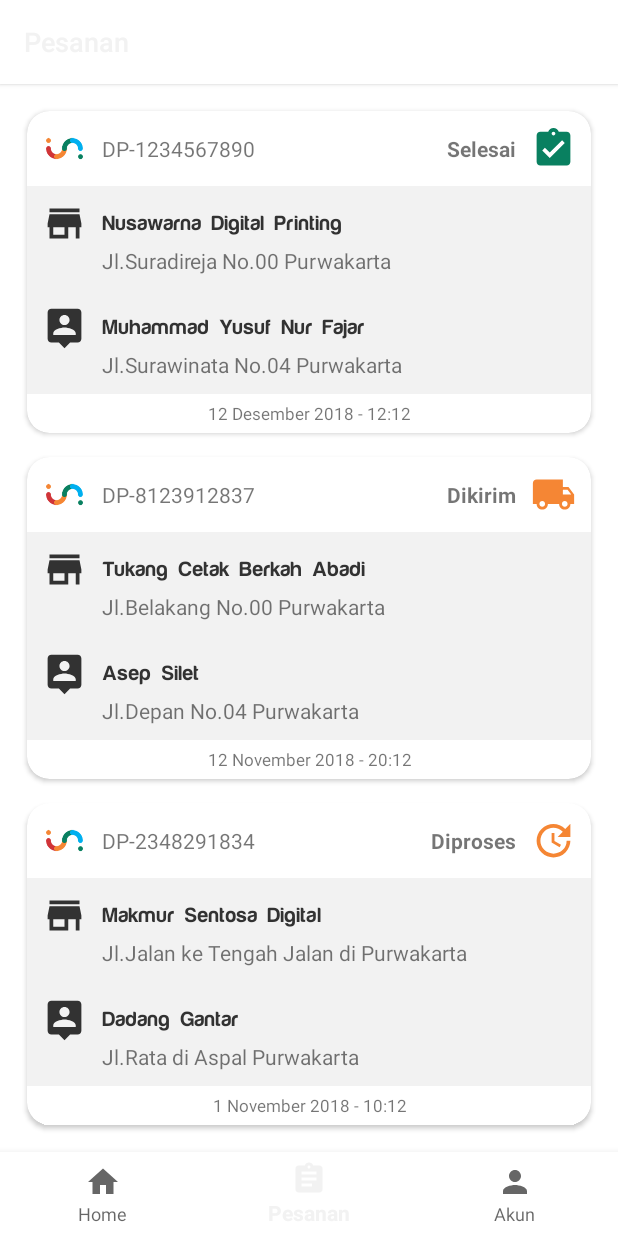
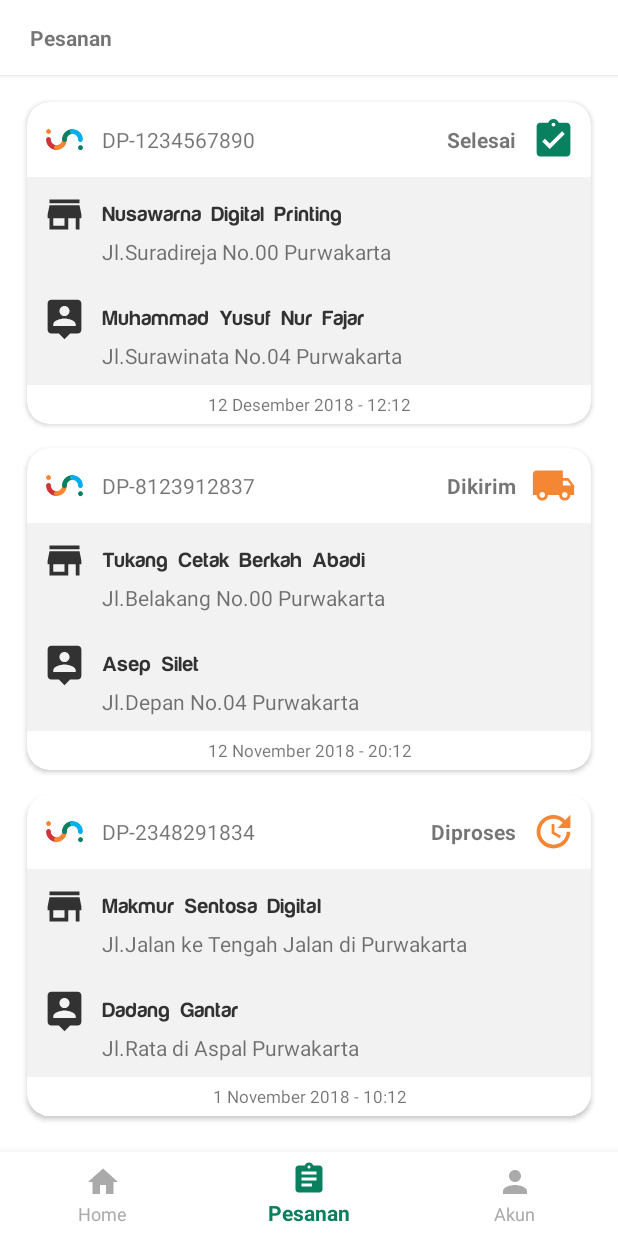
Before and after one commit to jar00t/Inharmonia, an Android app: the screen it shows after launch (MainActivity), item 2 of the bottom bar chosen, on a phone screen of 412 x 824 dp. Run offline under Robolectric (Android 15) with nearby library versions, the phone set to English and light mode, and no system bars.

Commit message:
first commit

```diff
--- a/app/src/main/java/id/inharmonia/app/Account/AccountFragment.java
+++ b/app/src/main/java/id/inharmonia/app/Account/AccountFragment.java
@@ -41,6 +41,7 @@ public class AccountFragment extends Fragment {
         mUserFullName.setTypeface(harabara_mais_font);
 
         mRecyclerView = view.findViewById(R.id.rv_menu_link_list);
+        mRecyclerView.setFocusable(false);
         GridLayoutManager mGridLayoutManager = new GridLayoutManager(getActivity(), 1);
         mRecyclerView.setLayoutManager(mGridLayoutManager);
 
--- a/app/src/main/java/id/inharmonia/app/Home/HomeFragment.java
+++ b/app/src/main/java/id/inharmonia/app/Home/HomeFragment.java
@@ -62,9 +62,9 @@ public class HomeFragment extends Fragment {
         mMenuList.add(mMenuItem);
         mMenuItem = new MainMenu("Undangan", R.drawable.in_thumb_invitation_square);
         mMenuList.add(mMenuItem);
-        mMenuItem = new MainMenu("Spanduk", R.drawable.in_blank_square);
+        mMenuItem = new MainMenu("Spanduk", R.drawable.in_thumb_spanduk_square);
         mMenuList.add(mMenuItem);
-        mMenuItem = new MainMenu("X-Banner", R.drawable.in_blank_square);
+        mMenuItem = new MainMenu("Stand Banner", R.drawable.in_thumb_stand_banner_square);
         mMenuList.add(mMenuItem);
         mMenuItem = new MainMenu("Kartu Nama", R.drawable.in_blank_square);
         mMenuList.add(mMenuItem);
--- a/app/src/main/java/id/inharmonia/app/Order/OrderFragment.java
+++ b/app/src/main/java/id/inharmonia/app/Order/OrderFragment.java
@@ -3,10 +3,8 @@ package id.inharmonia.app.Order;
 import android.os.Bundle;
 import android.support.annotation.NonNull;
 import android.support.v4.app.Fragment;
-import android.support.v7.app.AppCompatActivity;
 import android.support.v7.widget.GridLayoutManager;
 import android.support.v7.widget.RecyclerView;
-import android.support.v7.widget.Toolbar;
 import android.view.LayoutInflater;
 import android.view.View;
 import android.view.ViewGroup;
@@ -35,6 +33,7 @@ public class OrderFragment extends Fragment {
         View view = inflater.inflate(R.layout.fragment_order, container, false);
 
         mRecyclerView = view.findViewById(R.id.rv_order_list);
+        mRecyclerView.setFocusable(false);
         GridLayoutManager mGridLayoutManager = new GridLayoutManager(getActivity(), 1);
         mRecyclerView.setLayoutManager(mGridLayoutManager);
 
@@ -79,10 +78,6 @@ public class OrderFragment extends Fragment {
         OrderListAdapter mOrderListAdapter = new OrderListAdapter(getActivity(), mOrderList);
         mRecyclerView.setAdapter(mOrderListAdapter);
 
-        Toolbar toolbar = view.findViewById(R.id.toolbar);
-        ((AppCompatActivity)getActivity()).setSupportActionBar(toolbar);
-        getActivity().setTitle(R.string.title_order);
-
         return view;
     }
 
--- a/app/src/main/java/id/inharmonia/app/Order/OrderTypeActivity.java
+++ b/app/src/main/java/id/inharmonia/app/Order/OrderTypeActivity.java
@@ -68,6 +68,7 @@ public class OrderTypeActivity extends AppCompatActivity {
         });
 
         mRecyclerView = findViewById(R.id.rv_type_list);
+        mRecyclerView.setFocusable(false);
         GridLayoutManager mGridLayoutManager = new GridLayoutManager(this, 3);
         mRecyclerView.setLayoutManager(mGridLayoutManager);
 
@@ -81,9 +82,9 @@ public class OrderTypeActivity extends AppCompatActivity {
         mTypeList.add(mTypeItem);
         mTypeItem = new TypeList("Undangan", R.drawable.in_thumb_invitation_square);
         mTypeList.add(mTypeItem);
-        mTypeItem = new TypeList("Spanduk", R.drawable.in_blank_square);
+        mTypeItem = new TypeList("Spanduk", R.drawable.in_thumb_spanduk_square);
         mTypeList.add(mTypeItem);
-        mTypeItem = new TypeList("X-Banner", R.drawable.in_blank_square);
+        mTypeItem = new TypeList("Stand Banner", R.drawable.in_thumb_stand_banner_square);
         mTypeList.add(mTypeItem);
         mTypeItem = new TypeList("Kartu Nama", R.drawable.in_blank_square);
         mTypeList.add(mTypeItem);
--- a/app/src/main/java/id/inharmonia/app/Order/TypeListAdapter.java
+++ b/app/src/main/java/id/inharmonia/app/Order/TypeListAdapter.java
@@ -2,6 +2,7 @@ package id.inharmonia.app.Order;
 
 import android.content.Context;
 import android.content.Intent;
+import android.graphics.Typeface;
 import android.support.annotation.NonNull;
 import android.support.v7.widget.CardView;
 import android.support.v7.widget.RecyclerView;
@@ -56,6 +57,9 @@ public class TypeListAdapter extends RecyclerView.Adapter<TypeListAdapter.TypeVi
             mTitle = itemView.findViewById(R.id.tvTitle);
             mIcon = itemView.findViewById(R.id.ivIcon);
 
+            Typeface harabara_mais_font = Typeface.createFromAsset(itemView.getContext().getApplicationContext().getAssets(),  "fonts/harabara-mais.ttf");
+            mTitle.setTypeface(harabara_mais_font);
+
             mTypeItem = itemView.findViewById(R.id.cvMenuItem);
             mTypeItem.setOnClickListener(new View.OnClickListener() {
                 @Override
--- a/app/src/main/java/id/inharmonia/app/Search/ImageTextSubListAdapter.java
+++ b/app/src/main/java/id/inharmonia/app/Search/ImageTextSubListAdapter.java
@@ -1,6 +1,7 @@
 package id.inharmonia.app.Search;
 
 import android.content.Context;
+import android.graphics.Typeface;
 import android.support.annotation.NonNull;
 import android.support.annotation.Nullable;
 import android.view.LayoutInflater;
@@ -44,6 +45,9 @@ public class ImageTextSubListAdapter extends ArrayAdapter<ImageTextSubList> {
         Title.setText(cList.getTitle());
         SubTitle.setText(cList.getSubTitle());
 
+        Typeface harabara_mais_font = Typeface.createFromAsset(listItem.getContext().getApplicationContext().getAssets(),  "fonts/harabara-mais.ttf");
+        Title.setTypeface(harabara_mais_font);
+
         return listItem;
     }
 }
--- /dev/null
+++ b/app/src/main/res/color/bnv_tab_item_foreground.xml
@@ -0,0 +1,5 @@
+<?xml version="1.0" encoding="utf-8"?>
+<selector xmlns:android="http://schemas.android.com/apk/res/android">
+    <item android:state_checked="true" android:color="@color/colorPrimaryDark" />
+    <item android:color="@android:color/darker_gray"  />
+</selector>
--- a/app/src/main/res/layout/activity_main.xml
+++ b/app/src/main/res/layout/activity_main.xml
@@ -15,6 +15,8 @@
         android:layout_marginStart="0dp"
         android:layout_marginEnd="0dp"
         android:background="@color/colorWhite"
+        app:itemIconTint="@color/bnv_tab_item_foreground"
+        app:itemTextColor="@color/bnv_tab_item_foreground"
         app:layout_constraintBottom_toBottomOf="parent"
         app:layout_constraintLeft_toLeftOf="parent"
         app:layout_constraintRight_toRightOf="parent"
--- a/app/src/main/res/layout/activity_order_type.xml
+++ b/app/src/main/res/layout/activity_order_type.xml
@@ -48,9 +48,10 @@
                         android:layout_height="30dp"
                         android:gravity="center_vertical"
                         android:inputType="text"
+                        android:hint="@string/search_hint"
+                        android:textColorHint="@color/colorGrey"
                         android:background="@color/colorWhite"
-                        android:layout_marginStart="10dp"
-                        android:hint="@string/cari_sesuatu"/>
+                        android:layout_marginStart="10dp" />
 
                 </LinearLayout>
 
@@ -70,6 +71,7 @@
         <ScrollView
             android:layout_width="match_parent"
             android:layout_height="match_parent"
+            android:scrollbars="none"
             android:padding="20dp">
 
             <android.support.v7.widget.RecyclerView
--- a/app/src/main/res/layout/activity_search_designer.xml
+++ b/app/src/main/res/layout/activity_search_designer.xml
@@ -48,9 +48,10 @@
                         android:layout_height="30dp"
                         android:gravity="center_vertical"
                         android:inputType="text"
+                        android:hint="@string/search_hint"
+                        android:textColorHint="@color/colorGrey"
                         android:background="@color/colorWhite"
-                        android:layout_marginStart="10dp"
-                        android:hint="@string/cari_sesuatu"/>
+                        android:layout_marginStart="10dp" />
 
                 </LinearLayout>
 
--- a/app/src/main/res/layout/activity_search_keyword.xml
+++ b/app/src/main/res/layout/activity_search_keyword.xml
@@ -47,9 +47,10 @@
                         android:layout_height="30dp"
                         android:gravity="center_vertical"
                         android:inputType="text"
+                        android:hint="@string/search_hint"
+                        android:textColorHint="@color/colorGrey"
                         android:background="@color/colorWhite"
-                        android:layout_marginStart="10dp"
-                        android:hint="@string/cari_sesuatu"/>
+                        android:layout_marginStart="10dp" />
 
                 </LinearLayout>
 
--- a/app/src/main/res/layout/activity_search_store.xml
+++ b/app/src/main/res/layout/activity_search_store.xml
@@ -48,9 +48,10 @@
                         android:layout_height="30dp"
                         android:gravity="center_vertical"
                         android:inputType="text"
+                        android:hint="@string/search_hint"
+                        android:textColorHint="@color/colorGrey"
                         android:background="@color/colorWhite"
-                        android:layout_marginStart="10dp"
-                        android:hint="@string/cari_sesuatu"/>
+                        android:layout_marginStart="10dp" />
 
                 </LinearLayout>
 
--- a/app/src/main/res/layout/fragment_account.xml
+++ b/app/src/main/res/layout/fragment_account.xml
@@ -51,7 +51,7 @@
                     android:layout_width="match_parent"
                     android:layout_height="wrap_content"
                     android:gravity="center_horizontal"
-                    android:textSize="6pt"
+                    android:textSize="7pt"
                     android:textStyle="bold"
                     android:textColor="@color/colorDarkGrey"
                     android:layout_marginTop="10dp"
--- a/app/src/main/res/layout/fragment_order.xml
+++ b/app/src/main/res/layout/fragment_order.xml
@@ -8,33 +8,58 @@
     android:orientation="vertical"
     tools:context=".Order.OrderFragment">
 
-    <android.support.design.widget.AppBarLayout
+    <android.support.constraint.ConstraintLayout
         android:layout_width="match_parent"
-        android:layout_height="wrap_content"
-        app:elevation="0dp"
-        android:theme="@style/AppTheme.AppBarOverlay"
-        android:background="@color/colorWhite">
+        android:layout_height="match_parent">
 
-        <android.support.v7.widget.Toolbar
-            android:id="@+id/toolbar"
+        <LinearLayout
             android:layout_width="match_parent"
-            android:layout_height="?attr/actionBarSize"
+            android:layout_height="match_parent"
             android:background="@color/colorWhite"
-            android:elevation="2dp"
-            app:titleTextAppearance="@style/Toolbar.TitleText"
-            app:titleTextColor="@color/colorPrimary"
-            app:popupTheme="@style/AppTheme.PopupOverlay" />
+            android:gravity="top"
+            android:orientation="vertical">
 
-        <android.support.constraint.ConstraintLayout
-            android:layout_width="match_parent"
-            android:layout_height="match_parent">
+            <android.support.v7.widget.CardView
+                android:layout_width="fill_parent"
+                android:layout_height="wrap_content"
+                android:layout_gravity="center"
+                android:layout_margin="0dp"
+                app:cardCornerRadius="0dp"
+                app:cardElevation="2dp"
+                app:cardUseCompatPadding="false">
+
+                <RelativeLayout
+                    android:layout_width="match_parent"
+                    android:layout_height="wrap_content"
+                    android:padding="10dp"
+                    android:orientation="horizontal">
+
+                    <LinearLayout
+                        android:layout_width="wrap_content"
+                        android:layout_height="wrap_content"
+                        android:gravity="start"
+                        android:orientation="horizontal">
+
+                        <TextView
+                            android:id="@+id/tvPageName"
+                            android:layout_width="wrap_content"
+                            android:layout_height="30dp"
+                            android:gravity="center_vertical"
+                            android:textStyle="bold"
+                            android:background="@color/colorWhite"
+                            android:layout_marginStart="10dp"
+                            android:text="@string/pesanan"/>
+
+                    </LinearLayout>
+
+                </RelativeLayout>
+
+            </android.support.v7.widget.CardView>
 
             <ScrollView
                 android:layout_width="match_parent"
                 android:layout_height="match_parent"
-                android:scrollbars="none"
-                android:layout_alignParentBottom="true"
-                android:layout_alignParentStart="true">
+                android:scrollbars="none">
 
                 <LinearLayout
                     android:layout_width="match_parent"
@@ -51,8 +76,8 @@
 
             </ScrollView>
 
-        </android.support.constraint.ConstraintLayout>
+        </LinearLayout>
 
-    </android.support.design.widget.AppBarLayout>
+    </android.support.constraint.ConstraintLayout>
 
 </FrameLayout>
--- a/app/src/main/res/layout/lv_img_text_sub_item_row.xml
+++ b/app/src/main/res/layout/lv_img_text_sub_item_row.xml
@@ -23,6 +23,7 @@
             android:layout_width="wrap_content"
             android:layout_height="wrap_content"
             android:textStyle="bold"
+            android:textColor="@color/colorDarkGrey"
             android:layout_marginStart="10dp"
             android:text=""/>
 
--- a/app/src/main/res/values/strings.xml
+++ b/app/src/main/res/values/strings.xml
@@ -12,7 +12,7 @@
     <string name="next_icon">Next Icon</string>
     <string name="menu_link_icon">Menu Link Icon</string>
     <string name="title_activity_search">SearchActivity</string>
-    <string name="cari_sesuatu">Cari sesuatu...</string>
+    <string name="cari_sesuatu"><font size="15">Cari Sesuatu...</font></string>
     <string name="back_button">Back Button</string>
     <string name="clear_button">Clear Button</string>
     <string name="list_icon">List Icon</string>
@@ -26,4 +26,6 @@
     <string name="menu_image">Menu Image</string>
     <string name="logout_menu_link">Logout Menu Link</string>
     <string name="logout">Logout</string>
+    <string name="search_hint"><font size="12">Cari Sesuatu...</font></string>
+    <string name="pesanan">Pesanan</string>
 </resources>
```
Also changed, not shown: app/src/main/java/id/inharmonia/app/Search/SearchActivity.java (+11 -0 lines), app/src/main/res/layout/activity_search.xml (+9 -3 lines), app/src/main/res/drawable/in_thumb_spanduk_square.jpg (added), app/src/main/res/drawable/in_thumb_stand_banner_square.jpg (added), 249 other files.
